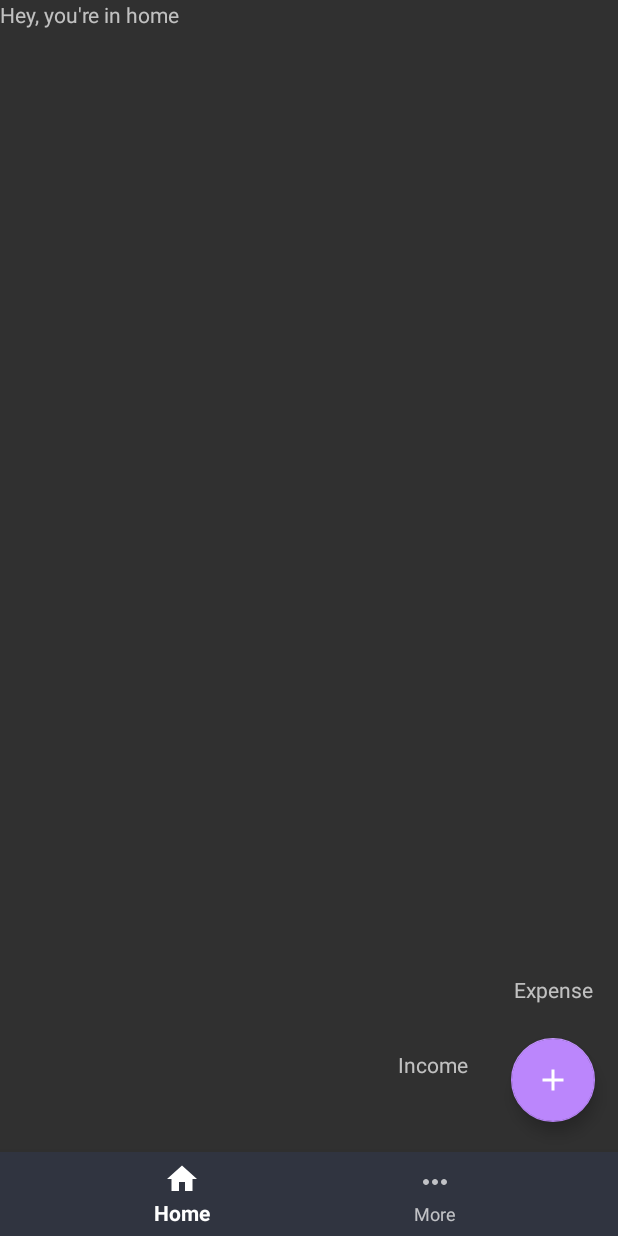
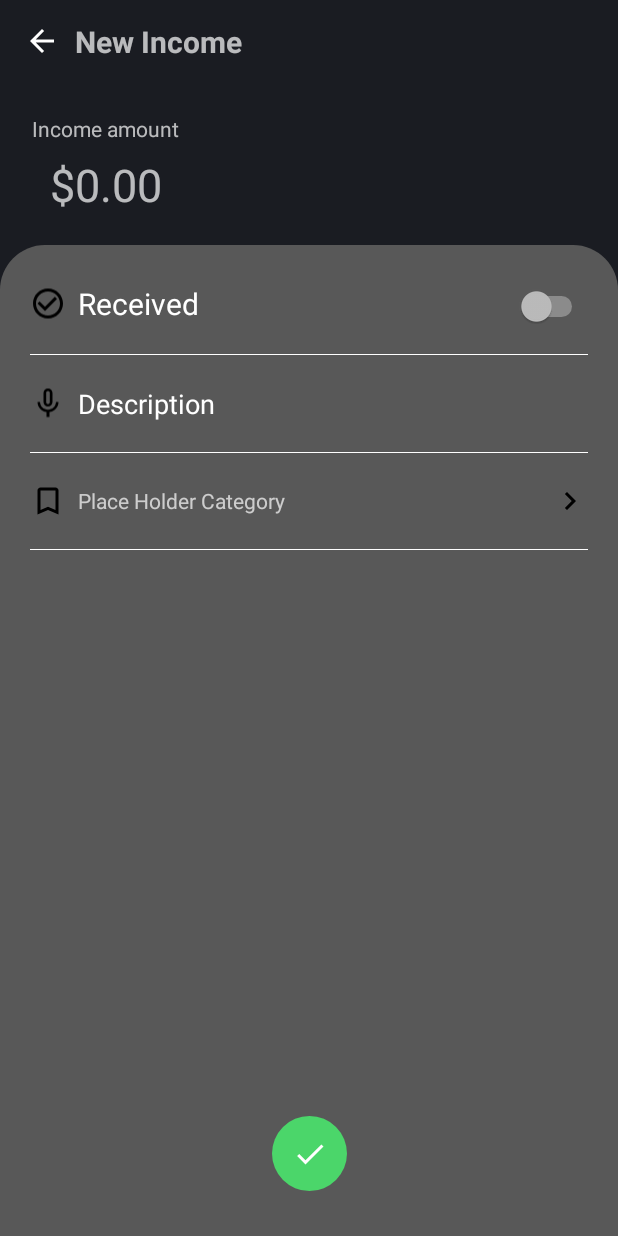
Before and after one commit to Lucas-Tito/Balance_Manager_App, an Android app: the screen it shows after launch (MainActivity before the commit, Float_Btn_Screen_Activity after it), after a tap on an icon or button, on a phone screen of 412 x 824 dp. Run offline under Robolectric (Android 15) with nearby library versions, the phone set to English and light mode, and no system bars; 2 other taps on this screen came first.

```diff
--- /dev/null
+++ b/app/src/main/java/com/example/mobile_final_project/Add_Income_Screen.java
@@ -0,0 +1,64 @@
+package com.example.mobile_final_project;
+
+import android.os.Bundle;
+
+import androidx.fragment.app.Fragment;
+
+import android.view.LayoutInflater;
+import android.view.View;
+import android.view.ViewGroup;
+
+/**
+ * A simple {@link Fragment} subclass.
+ * Use the {@link Add_Income_Screen#newInstance} factory method to
+ * create an instance of this fragment.
+ */
+public class Add_Income_Screen extends Fragment {
+
+    // TODO: Rename parameter arguments, choose names that match
+    // the fragment initialization parameters, e.g. ARG_ITEM_NUMBER
+    private static final String ARG_PARAM1 = "param1";
+    private static final String ARG_PARAM2 = "param2";
+
+    // TODO: Rename and change types of parameters
+    private String mParam1;
+    private String mParam2;
+
+    public Add_Income_Screen() {
+        // Required empty public constructor
+    }
+
+    /**
+     * Use this factory method to create a new instance of
+     * this fragment using the provided parameters.
+     *
+     * @param param1 Parameter 1.
+     * @param param2 Parameter 2.
+     * @return A new instance of fragment Add_Income_Screen.
+     */
+    // TODO: Rename and change types and number of parameters
+    public static Add_Income_Screen newInstance(String param1, String param2) {
+        Add_Income_Screen fragment = new Add_Income_Screen();
+        Bundle args = new Bundle();
+        args.putString(ARG_PARAM1, param1);
+        args.putString(ARG_PARAM2, param2);
+        fragment.setArguments(args);
+        return fragment;
+    }
+
+    @Override
+    public void onCreate(Bundle savedInstanceState) {
+        super.onCreate(savedInstanceState);
+        if (getArguments() != null) {
+            mParam1 = getArguments().getString(ARG_PARAM1);
+            mParam2 = getArguments().getString(ARG_PARAM2);
+        }
+    }
+
+    @Override
+    public View onCreateView(LayoutInflater inflater, ViewGroup container,
+                             Bundle savedInstanceState) {
+        // Inflate the layout for this fragment
+        return inflater.inflate(R.layout.add_income_screen, container, false);
+    }
+}
--- a/app/src/main/java/com/example/mobile_final_project/Float_Btn_Screen_Activity.java
+++ b/app/src/main/java/com/example/mobile_final_project/Float_Btn_Screen_Activity.java
@@ -50,6 +50,10 @@ public class Float_Btn_Screen_Activity extends AppCompatActivity {
             fragmentToStart = new Add_Expense_Screen();
             toolbar_title.setText("New Expense");
         }
+        else if(getIntent().getIntExtra("fragToStart", 0) == 2){
+            fragmentToStart = new Add_Income_Screen();
+            toolbar_title.setText("New Income");
+        }
 
         getSupportFragmentManager().beginTransaction().replace(R.id.frame_layout, fragmentToStart).commit();
 
--- a/app/src/main/java/com/example/mobile_final_project/MainActivity.java
+++ b/app/src/main/java/com/example/mobile_final_project/MainActivity.java
@@ -10,6 +10,7 @@ import android.view.MenuItem;
 import android.view.View;
 import android.view.animation.Animation;
 import android.view.animation.AnimationUtils;
+import android.widget.TextView;
 
 import com.google.android.material.bottomnavigation.BottomNavigationView;
 import com.google.android.material.floatingactionbutton.FloatingActionButton;
@@ -40,6 +41,10 @@ public class MainActivity extends AppCompatActivity {
         fromBottom = AnimationUtils.loadAnimation(this, R.anim.float_btn_from_bottom);
         toBottom = AnimationUtils.loadAnimation(this, R.anim.float_btn_to_bottom);
 
+        TextView expense_label, income_label;
+        expense_label = findViewById(R.id.expense_label);
+        income_label = findViewById(R.id.income_label);
+
 
 
         /*handles animation and visibility of sub buttons*/
@@ -51,18 +56,26 @@ public class MainActivity extends AppCompatActivity {
 
                     fab_expense.setVisibility(View.VISIBLE);
                     fab_expense.startAnimation(fromBottom);
+                    expense_label.setVisibility(View.VISIBLE);
+                    expense_label.startAnimation(fromBottom);
 
                     fab_income.setVisibility(View.VISIBLE);
                     fab_income.startAnimation(fromBottom);
+                    income_label.setVisibility(View.VISIBLE);
+                    income_label.startAnimation(fromBottom);
                 }
                 else{
                     fab_main.startAnimation(rotateClose);
 
                     fab_expense.setVisibility(View.INVISIBLE);
                     fab_expense.startAnimation(toBottom);
+                    expense_label.setVisibility(View.INVISIBLE);
+                    expense_label.startAnimation(toBottom);
 
                     fab_income.setVisibility(View.INVISIBLE);
                     fab_income.startAnimation(toBottom);
+                    income_label.setVisibility(View.INVISIBLE);
+                    income_label.startAnimation(toBottom);
                 }
 
                 fab_main_clicked = !fab_main_clicked;
@@ -81,7 +94,9 @@ public class MainActivity extends AppCompatActivity {
         fab_income.setOnClickListener(new View.OnClickListener() {
             @Override
             public void onClick(View view) {
-
+                Intent intent = new Intent(MainActivity.this, Float_Btn_Screen_Activity.class);
+                intent.putExtra("fragToStart", 2);
+                startActivity(intent);
             }
         });
 
--- /dev/null
+++ b/app/src/main/res/drawable/home_balance_visibility.xml
@@ -0,0 +1,5 @@
+<vector android:height="24dp" android:tint="#000000"
+    android:viewportHeight="24" android:viewportWidth="24"
+    android:width="24dp" xmlns:android="http://schemas.android.com/apk/res/android">
+    <path android:fillColor="@android:color/white" android:pathData="M12,4.5C7,4.5 2.73,7.61 1,12c1.73,4.39 6,7.5 11,7.5s9.27,-3.11 11,-7.5c-1.73,-4.39 -6,-7.5 -11,-7.5zM12,17c-2.76,0 -5,-2.24 -5,-5s2.24,-5 5,-5 5,2.24 5,5 -2.24,5 -5,5zM12,9c-1.66,0 -3,1.34 -3,3s1.34,3 3,3 3,-1.34 3,-3 -1.34,-3 -3,-3z"/>
+</vector>
--- /dev/null
+++ b/app/src/main/res/drawable/home_dashboard_arrow.xml
@@ -0,0 +1,5 @@
+<vector android:height="24dp" android:tint="#000000"
+    android:viewportHeight="24" android:viewportWidth="24"
+    android:width="24dp" xmlns:android="http://schemas.android.com/apk/res/android">
+    <path android:fillColor="@android:color/white" android:pathData="M7.41,8.59L12,13.17l4.59,-4.58L18,10l-6,6 -6,-6 1.41,-1.41z"/>
+</vector>
--- /dev/null
+++ b/app/src/main/res/drawable/home_dashboard_income.xml
@@ -0,0 +1,5 @@
+<vector android:height="24dp" android:tint="#000000"
+    android:viewportHeight="24" android:viewportWidth="24"
+    android:width="24dp" xmlns:android="http://schemas.android.com/apk/res/android">
+    <path android:fillColor="@android:color/white" android:pathData="M4,12l1.41,1.41L11,7.83V20h2V7.83l5.58,5.59L20,12l-8,-8 -8,8z"/>
+</vector>
--- a/app/src/main/res/layout/activity_main.xml
+++ b/app/src/main/res/layout/activity_main.xml
@@ -33,6 +33,7 @@
         android:layout_height="wrap_content"
         android:layout_marginTop="8dp"
         android:text="Expense"
+        android:visibility="invisible"
         app:layout_constraintEnd_toEndOf="@+id/float_btn_expense"
         app:layout_constraintStart_toStartOf="@+id/float_btn_expense"
         app:layout_constraintTop_toBottomOf="@+id/float_btn_expense" />
@@ -53,6 +54,7 @@
         android:layout_height="wrap_content"
         android:layout_marginTop="8dp"
         android:text="Income"
+        android:visibility="invisible"
         app:layout_constraintEnd_toEndOf="@+id/float_btn_income"
         app:layout_constraintStart_toStartOf="@+id/float_btn_income"
         app:layout_constraintTop_toBottomOf="@+id/float_btn_income" />
--- /dev/null
+++ b/app/src/main/res/layout/add_income_screen.xml
@@ -0,0 +1,190 @@
+<?xml version="1.0" encoding="utf-8"?>
+<FrameLayout xmlns:android="http://schemas.android.com/apk/res/android"
+    xmlns:app="http://schemas.android.com/apk/res-auto"
+    xmlns:tools="http://schemas.android.com/tools"
+    android:layout_width="match_parent"
+    android:layout_height="match_parent"
+    tools:context=".Add_Expense_Screen">
+
+    <androidx.constraintlayout.widget.ConstraintLayout
+        android:layout_width="match_parent"
+        android:layout_height="match_parent">
+
+        <TextView
+            android:id="@+id/textView"
+            android:layout_width="wrap_content"
+            android:layout_height="wrap_content"
+            android:layout_marginStart="20dp"
+            android:layout_marginTop="20dp"
+            android:layout_marginEnd="291dp"
+            android:text="Income amount"
+            app:layout_constraintEnd_toEndOf="parent"
+            app:layout_constraintStart_toStartOf="parent"
+            app:layout_constraintTop_toTopOf="parent" />
+
+        <TextView
+            android:id="@+id/textView2"
+            android:layout_width="wrap_content"
+            android:layout_height="wrap_content"
+            android:layout_marginTop="7dp"
+            android:text="$0.00"
+            android:textSize="30dp"
+            app:layout_constraintEnd_toEndOf="@+id/textView"
+            app:layout_constraintStart_toStartOf="@+id/textView"
+            app:layout_constraintTop_toBottomOf="@+id/textView" />
+
+        <androidx.constraintlayout.widget.ConstraintLayout
+            android:layout_width="match_parent"
+            android:layout_height="0dp"
+            android:layout_marginTop="20dp"
+            android:background="@drawable/add_screen_retangular_shape"
+            app:layout_constraintBottom_toBottomOf="parent"
+            app:layout_constraintEnd_toEndOf="parent"
+            app:layout_constraintStart_toStartOf="parent"
+            app:layout_constraintTop_toBottomOf="@+id/textView2">
+
+            <LinearLayout
+                android:id="@+id/linearLayout"
+                android:layout_width="match_parent"
+                android:layout_height="match_parent"
+                android:layout_marginStart="20dp"
+                android:layout_marginTop="25dp"
+                android:layout_marginEnd="20dp"
+                android:orientation="vertical"
+                app:layout_constraintBottom_toBottomOf="parent"
+                app:layout_constraintEnd_toEndOf="parent"
+                app:layout_constraintStart_toStartOf="parent"
+                app:layout_constraintTop_toTopOf="parent">
+
+
+                <LinearLayout
+                    android:layout_width="match_parent"
+                    android:layout_height="wrap_content"
+                    android:orientation="horizontal">
+
+                    <ImageView
+                        android:id="@+id/isPaid_ic"
+                        android:layout_width="wrap_content"
+                        android:layout_height="match_parent"
+                        android:layout_marginRight="8dp"
+                        android:src="@drawable/add_screen_is_paid" />
+
+                    <TextView
+                        android:id="@+id/isPaid"
+                        android:layout_width="match_parent"
+                        android:layout_height="wrap_content"
+                        android:layout_weight="1"
+                        android:text="Received"
+                        android:textColor="@color/white"
+                        android:textSize="20dp" />
+
+                    <Switch
+                        android:id="@+id/switch2"
+                        android:layout_width="match_parent"
+                        android:layout_height="wrap_content"
+                        android:layout_weight="1" />
+
+                </LinearLayout>
+
+                <View
+                    android:layout_width="match_parent"
+                    android:layout_height="0.5dp"
+                    android:layout_marginTop="20dp"
+                    android:layout_marginBottom="20dp"
+                    android:background="@color/white" />
+
+                <LinearLayout
+                    android:layout_width="match_parent"
+                    android:layout_height="wrap_content"
+                    android:orientation="horizontal">
+
+                    <ImageView
+                        android:id="@+id/mic_disc_ic"
+                        android:layout_width="wrap_content"
+                        android:layout_height="match_parent"
+                        android:layout_marginRight="8dp"
+                        android:src="@drawable/add_screen_audio_description" />
+
+
+                    <EditText
+                        android:id="@+id/description"
+                        android:layout_width="wrap_content"
+                        android:layout_height="match_parent"
+                        android:background="@android:color/transparent"
+                        android:ems="20"
+                        android:gravity="center_vertical"
+                        android:inputType="textLongMessage"
+                        android:text="Description" />
+
+                </LinearLayout>
+
+                <!--for some reason, lines disappear when zoomed out (only on emulator)-->
+                <View
+                    android:layout_width="match_parent"
+                    android:layout_height="0.5dp"
+                    android:layout_marginTop="20dp"
+                    android:layout_marginBottom="20dp"
+                    android:background="@color/white" />
+
+                <LinearLayout
+                    android:layout_width="match_parent"
+                    android:layout_height="wrap_content"
+                    android:orientation="horizontal">
+
+                    <ImageView
+                        android:id="@+id/category_ic"
+                        android:layout_width="wrap_content"
+                        android:layout_height="match_parent"
+                        android:layout_marginRight="8dp"
+                        android:src="@drawable/add_screen_category" />
+
+
+                    <TextView
+                        android:id="@+id/placeholder"
+                        android:layout_width="wrap_content"
+                        android:layout_height="match_parent"
+                        android:background="@android:color/transparent"
+                        android:ems="15"
+                        android:layout_weight="1"
+                        android:gravity="center_vertical"
+                        android:text="Place Holder Category" />
+
+                    <ImageView
+                        android:id="@+id/next_ic"
+                        android:layout_width="wrap_content"
+                        android:layout_height="match_parent"
+                        android:src="@drawable/add_screen_arrow" />
+
+                </LinearLayout>
+
+                <!--for some reason, lines disappear when zoomed out (only on emulator)-->
+                <View
+                    android:layout_width="match_parent"
+                    android:layout_height="0.5dp"
+                    android:layout_marginTop="20dp"
+                    android:layout_marginBottom="20dp"
+                    android:background="@color/white" />
+
+            </LinearLayout>
+
+
+
+
+
+            <ImageButton
+                android:id="@+id/imageButton"
+                android:layout_width="50dp"
+                android:layout_height="50dp"
+                android:layout_marginBottom="30dp"
+                android:background="@drawable/add_btn_shape"
+                android:backgroundTint="@color/light_green"
+                android:src="@drawable/add_btn_img"
+                app:layout_constraintBottom_toBottomOf="@+id/linearLayout"
+                app:layout_constraintEnd_toEndOf="parent"
+                app:layout_constraintStart_toStartOf="parent" />
+
+        </androidx.constraintlayout.widget.ConstraintLayout>
+
+    </androidx.constraintlayout.widget.ConstraintLayout>
+
+</FrameLayout>
--- a/app/src/main/res/values-night/themes.xml
+++ b/app/src/main/res/values-night/themes.xml
@@ -13,11 +13,12 @@
         <item name="colorSecondaryVariant">@color/teal_700</item>
         <item name="colorOnSecondary">@color/orange</item>
 
+        <!-- App Background. -->
+        <item name="android:windowBackground">@color/black</item>
 
         <!-- Status bar color. -->
-        <item name="android:statusBarColor" tools:targetApi="l">@color/light_grey</item>
-        <item name="android:navigationBarColor" tools:targetApi="l">@color/black</item>
-        <!-- Customize your theme here. -->
+        <item name="android:statusBarColor" tools:targetApi="l">@color/black</item>
+        <item name="android:navigationBarColor" tools:targetApi="l">@color/dark_blue</item>
 
 
         <!--change default style of specified components-->
@@ -37,7 +38,7 @@
 
     <!--toolbar_style-->
     <style name="appbar_layout" parent="Widget.AppCompat.Toolbar">
-        <item name="android:background">@color/light_grey</item>
+        <item name="android:background">@color/black</item>
     </style>
 
     <!--tabLayout_style-->
@@ -49,7 +50,7 @@
 
     <!--bottomNav_style-->
     <style name="bottom_nav_layout" parent="Widget.Design.BottomNavigationView">
-        <item name="android:background">@color/black</item>
+        <item name="android:background">@color/dark_blue</item>
         <item name="tickColorInactive">@color/orange</item>
     </style>
 
--- a/app/src/main/res/values/colors.xml
+++ b/app/src/main/res/values/colors.xml
@@ -8,8 +8,9 @@
     <color name="teal_700">#FF018786</color>
     <color name="light_green">#FF4BD66A</color>
     <color name="orange">#FF5E1E</color>
-    <color name="black">#303440</color>
-    <color name="light_grey">#585858</color>>
+    <color name="dark_blue">#303440</color>
+    <color name="light_grey">#585858</color>
+    <color name="black">#FF1A1C22</color>
     <color name="white">#FFFFFFFF</color>
     <color name="red">#BF4E63</color>
     <color name="light_brown">#F2D5C4</color>
--- a/app/src/main/res/values/themes.xml
+++ b/app/src/main/res/values/themes.xml
@@ -13,51 +13,47 @@
         <item name="colorSecondaryVariant">@color/teal_700</item>
         <item name="colorOnSecondary">@color/orange</item>
 
+        <!-- App Background. -->
+        <item name="android:windowBackground">@color/black</item>
 
         <!-- Status bar color. -->
-        <item name="android:statusBarColor" tools:targetApi="l">@color/light_grey</item>
-        <item name="android:navigationBarColor" tools:targetApi="l">@color/black</item>
-        <!-- Customize your theme here. -->
+        <item name="android:statusBarColor" tools:targetApi="l">@color/black</item>
+        <item name="android:navigationBarColor" tools:targetApi="l">@color/dark_blue</item>
 
 
         <!--change default style of specified components-->
+        <item name="buttonStyle">@style/btn_style</item>
         <item name="toolbarStyle">@style/appbar_layout</item>
+        <item name="tabStyle">@style/tab_layout</item>
         <item name="bottomNavigationStyle">@style/bottom_nav_layout</item>
-        <item name="floatingActionButtonStyle">@style/main_float_btn</item>
 
     </style>
 
 
+    <!--btn_style-->
+    <style name="btn_style" parent="Widget.AppCompat.Button">
+        <item name="android:backgroundTint">@color/red</item>
+    </style>
+
 
     <!--toolbar_style-->
     <style name="appbar_layout" parent="Widget.AppCompat.Toolbar">
+        <item name="android:background">@color/black</item>
+    </style>
+
+    <!--tabLayout_style-->
+    <style name="tab_layout" parent="Widget.Design.TabLayout">
+        <item name="tabIndicatorColor">@color/white</item>
         <item name="android:background">@color/light_grey</item>
     </style>
 
 
     <!--bottomNav_style-->
     <style name="bottom_nav_layout" parent="Widget.Design.BottomNavigationView">
-        <item name="android:background">@color/black</item>
+        <item name="android:background">@color/dark_blue</item>
         <item name="tickColorInactive">@color/orange</item>
     </style>
 
-    <!--main_float_btn_style-->
-    <style name="main_float_btn" parent="Widget.MaterialComponents.FloatingActionButton">
-        <item name="backgroundTint">@color/purple_200</item>
-        <item name="android:clickable">true</item>
-        <item name="android:focusable">true</item>
-
-        <!--changes icon color-->
-        <item name="tint">@null</item>
-    </style>
 
 
-    <!--sub_float_btn_style-->
-    <style name="sub_float_btn" parent="Widget.MaterialComponents.FloatingActionButton">
-        <item name="backgroundTint">@color/black</item>
-        <item name="android:visibility">invisible</item>
-        <!--changes icon color-->
-        <item name="tint">@null</item>
-    </style>
-
 </resources>
```
Also changed, not shown: app/src/main/res/layout/home.xml (+80 -3 lines).
